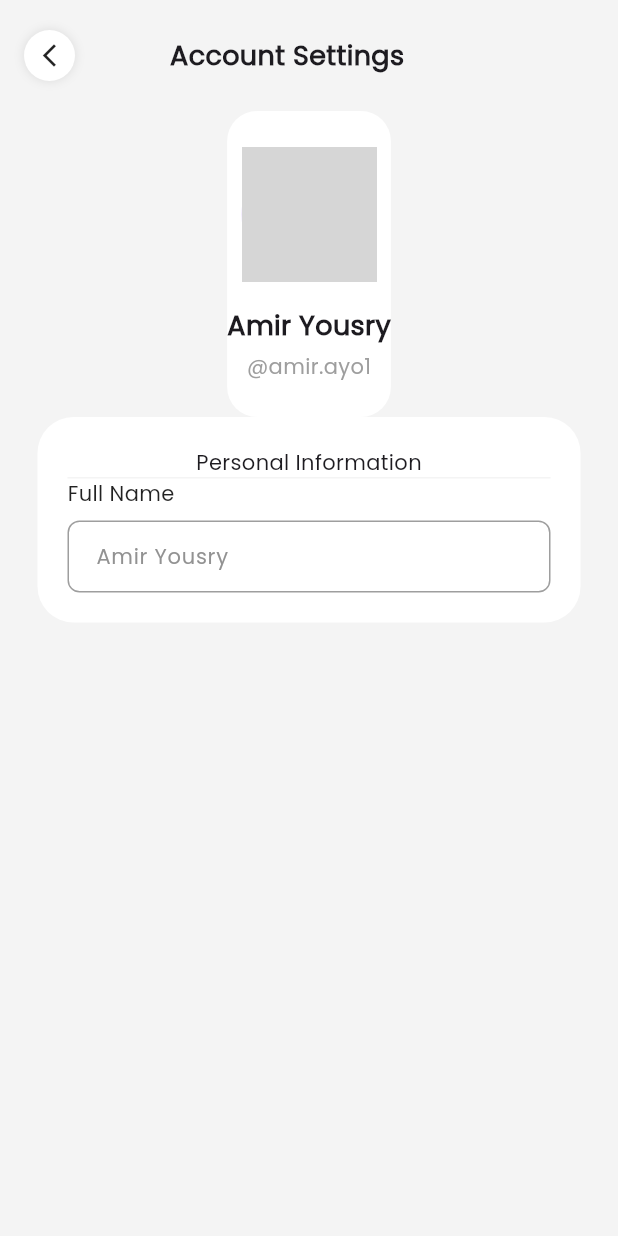
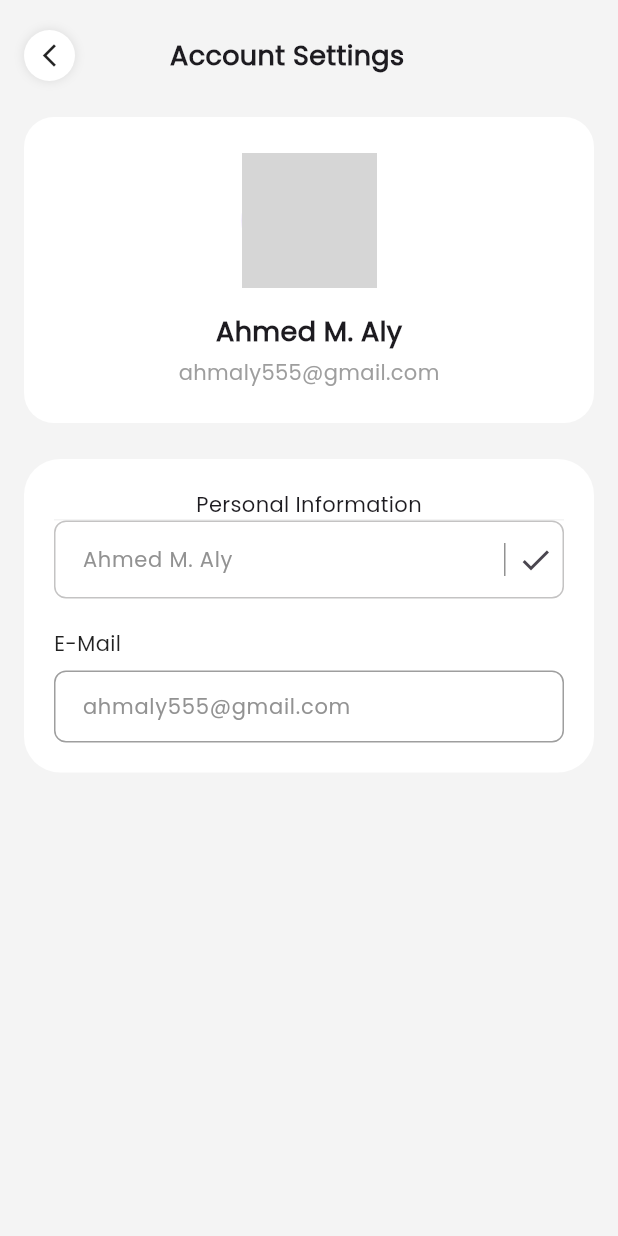
Before and after one commit to AhmedAly555/zony, a Flutter app: the AccountSettingsScreen screen opened directly, on a phone screen of 412 x 824 dp. Run offline on Flutter 3.47's test engine with Material 3 defaults, Android fonts, the phone set to English and light mode, and no system bars; our stand-ins replace flutter_svg, shared_preferences; accounts and stored records are empty; project files that could hold a hidden picture were left out; grey boxes are pictures that could not be loaded.

Commit message:
Refactor account settings screen: add text controllers and update layout for better structure; remove unused password text field import

```diff
--- a/lib/modules/auth/screens/forget_password.screen.dart
+++ b/lib/modules/auth/screens/forget_password.screen.dart
@@ -3,7 +3,6 @@ import 'package:flutter/material.dart';
 import '../../../services/size_config.dart';
 import '../widgets/custom_appbar.dart';
 import '../widgets/custom_login_button.widget.dart';
-import '../widgets/password_text_field.widget.dart';
 import '../widgets/username_text_field.widget.dart';
 import 'generic_login_screen.dart';
 
--- a/lib/modules/couriers/views/screens/main_home/screen/account_settings.screen.dart
+++ b/lib/modules/couriers/views/screens/main_home/screen/account_settings.screen.dart
@@ -1,20 +1,25 @@
 import 'package:flutter/material.dart';
 
+import '../../../../../../views/widgets/default_text_filed.dart';
 import '../../../../../../views/widgets/template_app_scaffold.widget.dart';
 import '../../../../../auth/widgets/username_text_field.widget.dart';
 
 class AccountSettingsScreen extends StatelessWidget {
-  const AccountSettingsScreen({super.key});
+  final TextEditingController _nameController = TextEditingController();
+  final TextEditingController _emailController = TextEditingController();
+  final TextEditingController _phoneController = TextEditingController();
+
+   AccountSettingsScreen({super.key});
 
   @override
   Widget build(BuildContext context) {
     return TemplateAppScaffold(
       body: SafeArea(
+        child: Padding(
+          padding: const EdgeInsets.symmetric(horizontal: 16.0, vertical: 20),
           child: Column(
             children: [
-            Padding(
-              padding: const EdgeInsets.symmetric(horizontal: 16.0, vertical: 20),
-              child: Row(
+              Row(
                 children: [
                   Container(
                     decoration: BoxDecoration(
@@ -41,12 +46,12 @@ class AccountSettingsScreen extends StatelessWidget {
                   const Spacer(flex: 2),
                 ],
               ),
-            ),
 
               // Profile Card
               Container(
-              margin: const EdgeInsets.symmetric(horizontal: 24),
+                margin: const EdgeInsets.symmetric(vertical: 24),
                 padding: const EdgeInsets.symmetric(vertical: 24),
+                width: double.infinity,
                 decoration: BoxDecoration(
                   color: Colors.white,
                   borderRadius: BorderRadius.circular(20),
@@ -59,7 +64,7 @@ class AccountSettingsScreen extends StatelessWidget {
                       children: [
                         const CircleAvatar(
                           radius: 45,
-                        backgroundImage: AssetImage('assets/images/user.jpg'), // عدل هنا حسب صورتك
+                          backgroundImage: AssetImage('assets/images/user.jpg'),
                         ),
                         Positioned(
                           bottom: 0,
@@ -84,7 +89,7 @@ class AccountSettingsScreen extends StatelessWidget {
 
                     // ==== Name ====
                     const Text(
-                    "Amir Yousry",
+                      "Ahmed M. Aly",
                       style: TextStyle(
                         fontSize: 18,
                         fontWeight: FontWeight.w600,
@@ -95,7 +100,7 @@ class AccountSettingsScreen extends StatelessWidget {
 
                     // ==== Username ====
                     const Text(
-                    "@amir.ayo1",
+                      "ahmaly555@gmail.com",
                       style: TextStyle(
                         fontSize: 14,
                         color: Colors.grey,
@@ -105,7 +110,7 @@ class AccountSettingsScreen extends StatelessWidget {
                 ),
               ),
               Container(
-              width: MediaQuery.of(context).size.width - 50,
+                width: double.infinity,
                 //height: widget.height,
                 decoration: BoxDecoration(
                   color: Color(0xFFFFFFFF),
@@ -118,9 +123,21 @@ class AccountSettingsScreen extends StatelessWidget {
                     children: [
                       Text('Personal Information'),
                       Divider(height: 1, color: Color(0xFFF4F4F4),),
+                      DefaultTextField(
+                        controller: _nameController,
+                        fieldType: DefaultTextFieldType.name,
+                        showEditIcon: true,
+                        isReadOnly: true,
+                        hintText: 'Ahmed M. Aly',
+                        onEditPressed: () {
+                          // حفظ التغييرات
+                        },
+                      ),
+                      SizedBox(height: 20,),
                       UsernameTextField(
-                      title: 'Full Name',
-                      hintTitle: 'Amir Yousry',
+                        title: 'E-Mail',
+
+                        hintTitle: 'ahmaly555@gmail.com',
                       ),
                     ],
                   ),
@@ -129,6 +146,7 @@ class AccountSettingsScreen extends StatelessWidget {
             ],
           ),
         ),
+      ),
     );
   }
 }
--- a/lib/modules/couriers/views/screens/main_home/screen/more.screen.dart
+++ b/lib/modules/couriers/views/screens/main_home/screen/more.screen.dart
@@ -30,7 +30,7 @@ class MoreScreen extends StatelessWidget {
             iconPath: 'assets/svgs/account.svg',
             title: 'Account Settings',
             onTap: () {
-              AppNavigator.navigateTo(context, () => const AccountSettingsScreen());
+              AppNavigator.navigateTo(context, () =>  AccountSettingsScreen());
             },
           ),
           const SizedBox(height: 16),
--- /dev/null
+++ b/lib/views/widgets/default_text_filed.dart
@@ -0,0 +1,354 @@
+import 'package:flutter/material.dart';
+import 'package:flutter/services.dart';
+import 'package:flutter_svg/flutter_svg.dart';
+
+enum DefaultTextFieldType {
+  text,
+  email,
+  password,
+  phone,
+  name,
+}
+
+class DefaultTextField extends StatefulWidget {
+  final String? hintText;
+  final TextEditingController? controller;
+  final DefaultTextFieldType fieldType;
+  final bool isReadOnly;
+  final bool showEditIcon;
+  final VoidCallback? onEditPressed;
+  final String? Function(String?)? validator;
+  final void Function(String)? onChanged;
+  final Widget? prefixIcon;
+  final Color? fillColor;
+  final bool filled;
+  final int? maxLines;
+  final int? maxLength;
+
+  const DefaultTextField({
+    super.key,
+    this.hintText,
+    this.controller,
+    this.fieldType = DefaultTextFieldType.text,
+    this.isReadOnly = false,
+    this.showEditIcon = false,
+    this.onEditPressed,
+    this.validator,
+    this.onChanged,
+    this.prefixIcon,
+    this.fillColor,
+    this.filled = false,
+    this.maxLines = 1,
+    this.maxLength,
+  });
+
+  @override
+  State<DefaultTextField> createState() => _DefaultTextFieldState();
+}
+
+class _DefaultTextFieldState extends State<DefaultTextField> {
+  bool _isPasswordVisible = false;
+  late bool _isEditable;
+
+  @override
+  void initState() {
+    super.initState();
+    _isEditable = !widget.isReadOnly;
+  }
+
+  @override
+  Widget build(BuildContext context) {
+    return TextFormField(
+      controller: widget.controller,
+      obscureText: widget.fieldType == DefaultTextFieldType.password && !_isPasswordVisible,
+      readOnly: !_isEditable,
+      keyboardType: _getKeyboardType(),
+      inputFormatters: _getInputFormatters(),
+      validator: widget.validator,
+      onChanged: widget.onChanged,
+      maxLines: widget.maxLines,
+      maxLength: widget.maxLength,
+      decoration: InputDecoration(
+        hintText: widget.hintText ?? _getDefaultHintText(),
+        hintStyle: const TextStyle(
+          color: Color(0xFF929292),
+          fontSize: 14.0,
+          fontWeight: FontWeight.w400,
+        ),
+        prefixIcon: widget.prefixIcon,
+        filled: widget.filled,
+        fillColor: widget.fillColor ?? (_isEditable ? null : Colors.grey[100]),
+        border: OutlineInputBorder(
+          borderRadius: BorderRadius.circular(8.0),
+          borderSide: const BorderSide(color: Colors.grey),
+        ),
+        enabledBorder: OutlineInputBorder(
+          borderRadius: BorderRadius.circular(8.0),
+          borderSide: BorderSide(
+            color: _isEditable ? Color(0xFFAFAFAF) : Color(0xFFC4C3C3),
+          ),
+        ),
+        focusedBorder: OutlineInputBorder(
+          borderRadius: BorderRadius.circular(8.0),
+          borderSide: const BorderSide(color: Colors.purple),
+        ),
+        disabledBorder: OutlineInputBorder(
+          borderRadius: BorderRadius.circular(8.0),
+          borderSide: BorderSide(color: Colors.grey.shade300),
+        ),
+        contentPadding: const EdgeInsets.symmetric(
+          vertical: 14.0,
+          horizontal: 15.0,
+        ),
+        suffixIcon: _buildSuffixIcon(),
+        counterText: widget.maxLength != null ? null : "",
+      ),
+    );
+  }
+
+  Widget? _buildSuffixIcon() {
+    List<Widget> suffixWidgets = [];
+
+    // إضافة فاصل إذا كان هناك أيقونات
+    if (widget.fieldType == DefaultTextFieldType.password || widget.showEditIcon) {
+      suffixWidgets.add(
+        Container(
+          width: 1,
+          height: 22,
+          color: const Color(0xFF929292),
+          margin: const EdgeInsets.symmetric(horizontal: 8),
+        ),
+      );
+    }
+
+    // أيقونة إظهار/إخفاء كلمة المرور
+    if (widget.fieldType == DefaultTextFieldType.password) {
+      suffixWidgets.add(
+        IconButton(
+          icon: Icon(
+            _isPasswordVisible ? Icons.visibility : Icons.visibility_off,
+            color: Colors.grey,
+            size: 20,
+          ),
+          onPressed: () {
+            setState(() {
+              _isPasswordVisible = !_isPasswordVisible;
+            });
+          },
+        ),
+      );
+    }
+
+    // أيقونة التعديل للملف الشخصي
+    if (widget.showEditIcon) {
+      suffixWidgets.add(
+        GestureDetector(
+          child: _isEditable ? SvgPicture.asset(
+            'assets/svgs/editing_pen.svg',
+            width: 17,
+            height: 16.5,
+            color: const Color(0xFF49159B),
+          ) : Icon(Icons.check),
+          onTap: () {
+            if (_isEditable) {
+
+              if (widget.onEditPressed != null) {
+                widget.onEditPressed!();
+              }
+              setState(() {
+                _isEditable = false;
+              });
+            } else {
+
+              setState(() {
+                _isEditable = true;
+              });
+            }
+          },
+        ),
+        /*IconButton(
+          icon: Icon(
+            _isEditable ? Icons.check : Icons.edit,
+            color: _isEditable ? Colors.green : Colors.grey,
+            size: 20,
+          ),
+          onPressed: () {
+            if (_isEditable) {
+              // حفظ التغييرات
+              if (widget.onEditPressed != null) {
+                widget.onEditPressed!();
+              }
+              setState(() {
+                _isEditable = false;
+              });
+            } else {
+              // تفعيل وضع التعديل
+              setState(() {
+                _isEditable = true;
+              });
+            }
+          },
+        ),*/
+      );
+    }
+
+    if (suffixWidgets.isEmpty) {
+      return null;
+    }
+
+    return Row(
+      mainAxisSize: MainAxisSize.min,
+      children: suffixWidgets,
+    );
+  }
+
+  TextInputType _getKeyboardType() {
+    switch (widget.fieldType) {
+      case DefaultTextFieldType.email:
+        return TextInputType.emailAddress;
+      case DefaultTextFieldType.phone:
+        return TextInputType.phone;
+      case DefaultTextFieldType.password:
+        return TextInputType.visiblePassword;
+      case DefaultTextFieldType.name:
+      case DefaultTextFieldType.text:
+      default:
+        return TextInputType.text;
+    }
+  }
+
+  List<TextInputFormatter>? _getInputFormatters() {
+    switch (widget.fieldType) {
+      case DefaultTextFieldType.phone:
+        return [
+          FilteringTextInputFormatter.digitsOnly,
+          LengthLimitingTextInputFormatter(11),
+        ];
+      case DefaultTextFieldType.name:
+        return [
+          FilteringTextInputFormatter.allow(RegExp(r'[a-zA-Zأ-ي\s]')),
+        ];
+      default:
+        return null;
+    }
+  }
+
+  String _getDefaultHintText() {
+    switch (widget.fieldType) {
+      case DefaultTextFieldType.email:
+        return 'أدخل البريد الإلكتروني';
+      case DefaultTextFieldType.password:
+        return 'أدخل كلمة المرور';
+      case DefaultTextFieldType.phone:
+        return 'أدخل رقم الهاتف';
+      case DefaultTextFieldType.name:
+        return 'أدخل الاسم';
+      case DefaultTextFieldType.text:
+      default:
+        return 'أدخل النص';
+    }
+  }
+}
+/*
+
+// EX
+class ExampleUsage extends StatefulWidget {
+  @override
+  State<ExampleUsage> createState() => _ExampleUsageState();
+}
+
+class _ExampleUsageState extends State<ExampleUsage> {
+  final TextEditingController _nameController = TextEditingController();
+  final TextEditingController _emailController = TextEditingController();
+  final TextEditingController _passwordController = TextEditingController();
+  final TextEditingController _phoneController = TextEditingController();
+
+  @override
+  Widget build(BuildContext context) {
+    return Scaffold(
+      appBar: AppBar(title: const Text('Custom Text Fields')),
+      body: Padding(
+        padding: const EdgeInsets.all(16.0),
+        child: Column(
+          children: [
+            // للتسجيل/تسجيل الدخول
+            const Text('نموذج التسجيل:', style: TextStyle(fontSize: 18, fontWeight: FontWeight.bold)),
+            const SizedBox(height: 16),
+
+            CustomTextField(
+              controller: _nameController,
+              fieldType: CustomTextFieldType.name,
+              hintText: 'الاسم الكامل',
+              prefixIcon: const Icon(Icons.person),
+            ),
+            const SizedBox(height: 16),
+
+            CustomTextField(
+              controller: _emailController,
+              fieldType: CustomTextFieldType.email,
+              hintText: 'البريد الإلكتروني',
+              prefixIcon: const Icon(Icons.email),
+            ),
+            const SizedBox(height: 16),
+
+            CustomTextField(
+              controller: _passwordController,
+              fieldType: CustomTextFieldType.password,
+              hintText: 'كلمة المرور',
+              prefixIcon: const Icon(Icons.lock),
+            ),
+            const SizedBox(height: 16),
+
+            CustomTextField(
+              controller: _phoneController,
+              fieldType: CustomTextFieldType.phone,
+              hintText: 'رقم الهاتف',
+              prefixIcon: const Icon(Icons.phone),
+            ),
+
+            const SizedBox(height: 32),
+            const Divider(),
+            const SizedBox(height: 16),
+
+            // للملف الشخصي
+            const Text('الملف الشخصي:', style: TextStyle(fontSize: 18, fontWeight: FontWeight.bold)),
+            const SizedBox(height: 16),
+
+            CustomTextField(
+              controller: TextEditingController(text: 'أحمد محمد'),
+              fieldType: CustomTextFieldType.name,
+              hintText: 'الاسم',
+              showEditIcon: true,
+              isReadOnly: true,
+              filled: true,
+              fillColor: Colors.grey[100],
+              onEditPressed: () {
+                print('تم الضغط على حفظ التغييرات');
+              },
+            ),
+            const SizedBox(height: 16),
+
+            CustomTextField(
+              controller: TextEditingController(text: 'ahmed@example.com'),
+              fieldType: CustomTextFieldType.email,
+              hintText: 'البريد الإلكتروني',
+              showEditIcon: true,
+              isReadOnly: true,
+              filled: true,
+              fillColor: Colors.grey[100],
+            ),
+          ],
+        ),
+      ),
+    );
+  }
+
+  @override
+  void dispose() {
+    _nameController.dispose();
+    _emailController.dispose();
+    _passwordController.dispose();
+    _phoneController.dispose();
+    super.dispose();
+  }
+}*/
```
Lines whose indentation alone changed are shown as unchanged.
